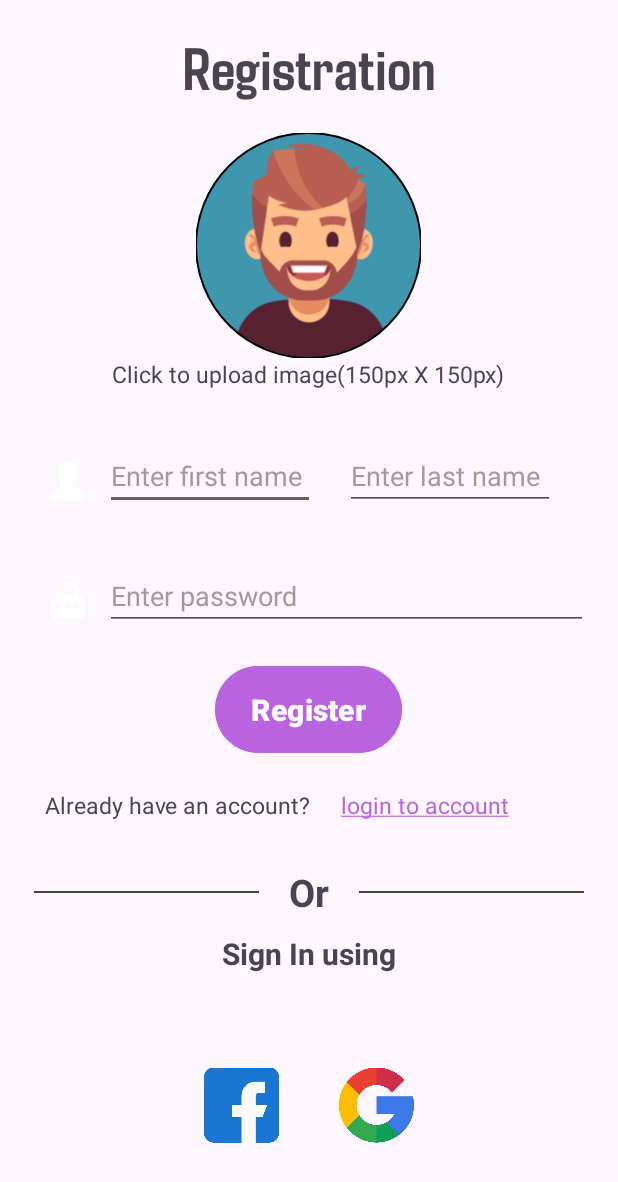
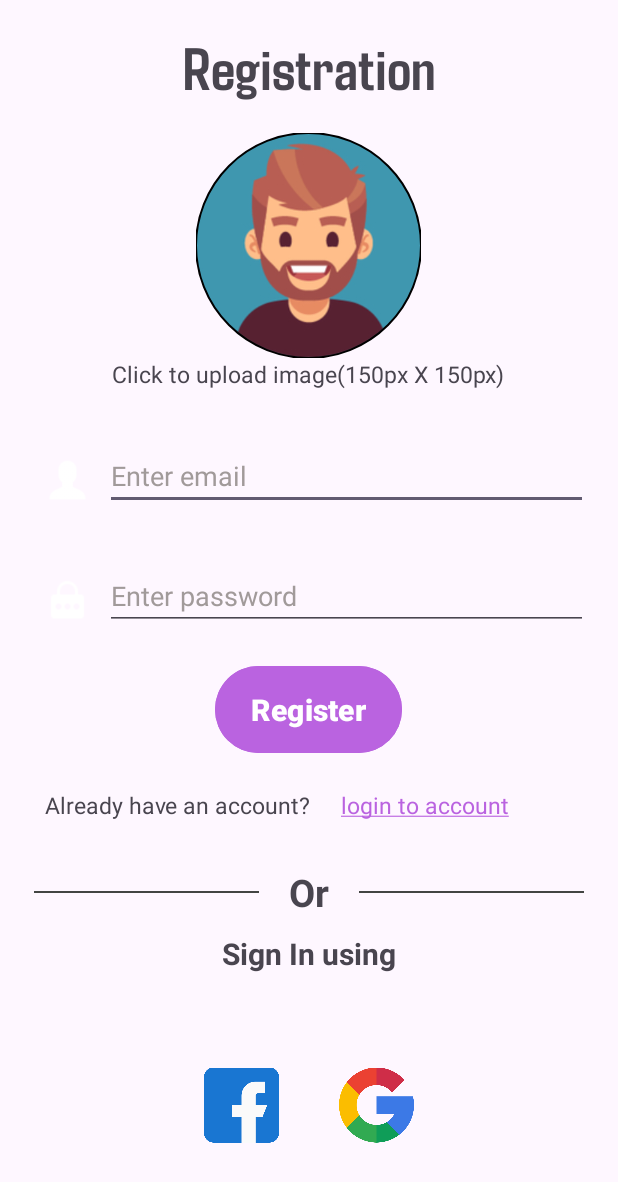
Before and after one commit to ShihabSarar12/Toucan-Music-App, an Android app: the layout activity_registration.xml on its own in the app's theme, with its tools: preview values and no code run, on a phone screen of 412 x 824 dp. Shown: the top 1182 px of the screen. Run offline under Robolectric (Android 15) with nearby library versions, the phone set to English and light mode, and no system bars.

Commit message:
login and registration functionalities added

```diff
--- a/app/build.gradle
+++ b/app/build.gradle
@@ -37,6 +37,7 @@ dependencies {
     implementation 'androidx.constraintlayout:constraintlayout:2.1.4'
     implementation 'com.google.firebase:firebase-storage:20.1.0'
     implementation 'com.google.firebase:firebase-database:20.0.4'
+    implementation 'com.google.firebase:firebase-auth:21.1.0'
     testImplementation 'junit:junit:4.13.2'
     androidTestImplementation 'androidx.test.ext:junit:1.1.5'
     androidTestImplementation 'androidx.test.espresso:espresso-core:3.5.1'
--- a/app/src/main/java/com/example/toucan/Home.java
+++ b/app/src/main/java/com/example/toucan/Home.java
@@ -12,7 +12,6 @@ import com.google.firebase.database.FirebaseDatabase;
 
 public class Home extends AppCompatActivity {
     private BottomNavigationView bottomNavigation;
-    private FirebaseDatabase db;
     private DatabaseReference reference;
     @Override
     protected void onCreate(Bundle savedInstanceState) {
@@ -21,7 +20,7 @@ public class Home extends AppCompatActivity {
 
         bottomNavigation = findViewById(R.id.bottomNavigation);
 
-        reference = FirebaseDatabase.getInstance().getReference("Users");
+        reference = FirebaseDatabase.getInstance().getReference("Track");
         String key = reference.push().getKey();
         reference.child(key).setValue(new Track("good music", 4.5));
         Toast.makeText(getApplicationContext(), "successfully added!", Toast.LENGTH_LONG).show();
--- a/app/src/main/res/layout/activity_registration.xml
+++ b/app/src/main/res/layout/activity_registration.xml
@@ -57,16 +57,10 @@
                 android:layout_marginRight="10dp"
                 />
             <EditText
-                android:layout_width="140dp"
+                android:id="@+id/emailTxt"
+                android:layout_width="match_parent"
                 android:layout_height="40dp"
-                android:hint="Enter first name"
-                android:textColorHint="#A19A9A"
-                android:layout_marginRight="20dp"
-                />
-            <EditText
-                android:layout_width="140dp"
-                android:layout_height="40dp"
-                android:hint="Enter last name"
+                android:hint="Enter email"
                 android:textColorHint="#A19A9A"
                 android:layout_marginRight="20dp"
                 />
@@ -94,6 +88,13 @@
                 android:layout_marginRight="20dp"
                 />
         </LinearLayout>
+        <ProgressBar
+            android:id="@+id/progressbar"
+            android:layout_width="wrap_content"
+            android:layout_height="wrap_content"
+            android:layout_gravity="center"
+            android:visibility="gone"
+            />
         <Button
             android:id="@+id/regBtn"
             android:layout_width="wrap_content"
```
Also changed, not shown: app/src/main/java/com/example/toucan/Login.java (+42 -4 lines), app/src/main/java/com/example/toucan/Registration.java (+63 -1 lines), app/src/main/res/layout/activity_login.xml (+7 -0 lines).
